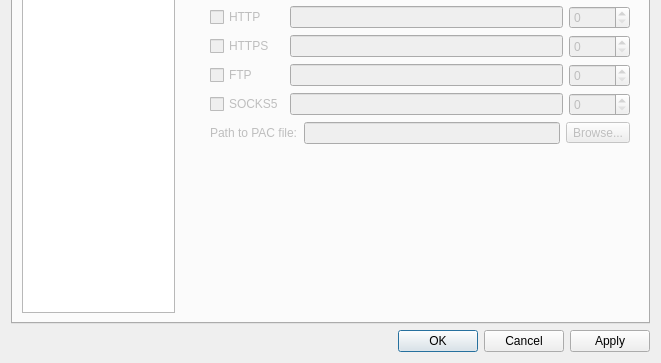
Before: the Qt Designer form src/ui/PreferencesDialog.ui in OtterBrowser/otter-browser, drawn with Qt 5; both pictures show x 0 to 661 and y 220 to 583 of the 661 by 583 pixel window.
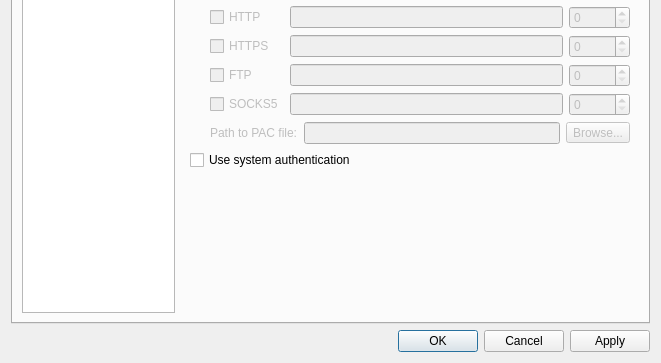
After: the same form once the commit is applied. The open tabs and pages were chosen to show the change. Custom widgets are drawn as their Qt base class.

Commit message: Add system authentication for proxy

```diff
--- a/src/ui/PreferencesDialog.ui
+++ b/src/ui/PreferencesDialog.ui
@@ -1339,7 +1339,7 @@
           </layout>
          </widget>
          <widget class="QWidget" name="networkPage">
-          <layout class="QVBoxLayout" name="networkPageLayout" stretch="0,0,0,0,0,0,1">
+          <layout class="QVBoxLayout" name="networkPageLayout" stretch="0,0,0,0,0,0,0,1">
            <item>
             <widget class="QLabel" name="advancedGeneralHeader">
              <property name="font">
@@ -1659,6 +1659,13 @@
              </item>
             </layout>
            </item>
+           <item>
+            <widget class="QCheckBox" name="proxySystemAuthentication">
+             <property name="text">
+              <string>Use system authentication</string>
+             </property>
+            </widget>
+           </item>
            <item>
             <spacer name="networkPageSpacer">
              <property name="orientation">
```
The commit also changes 5 other files.
